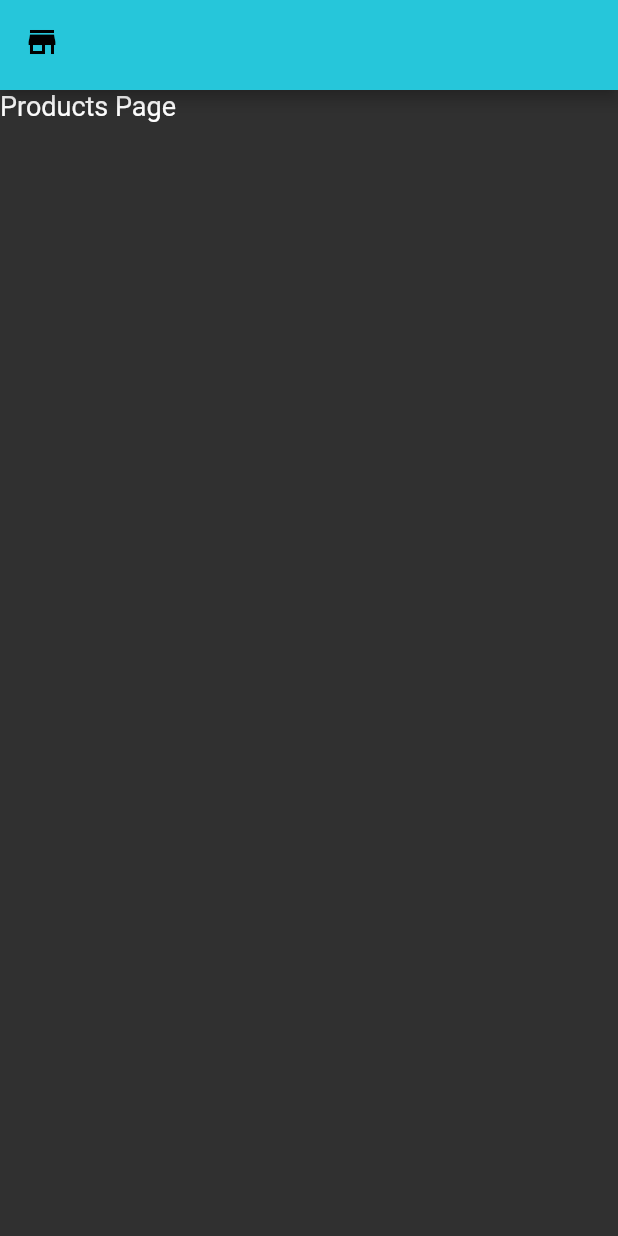
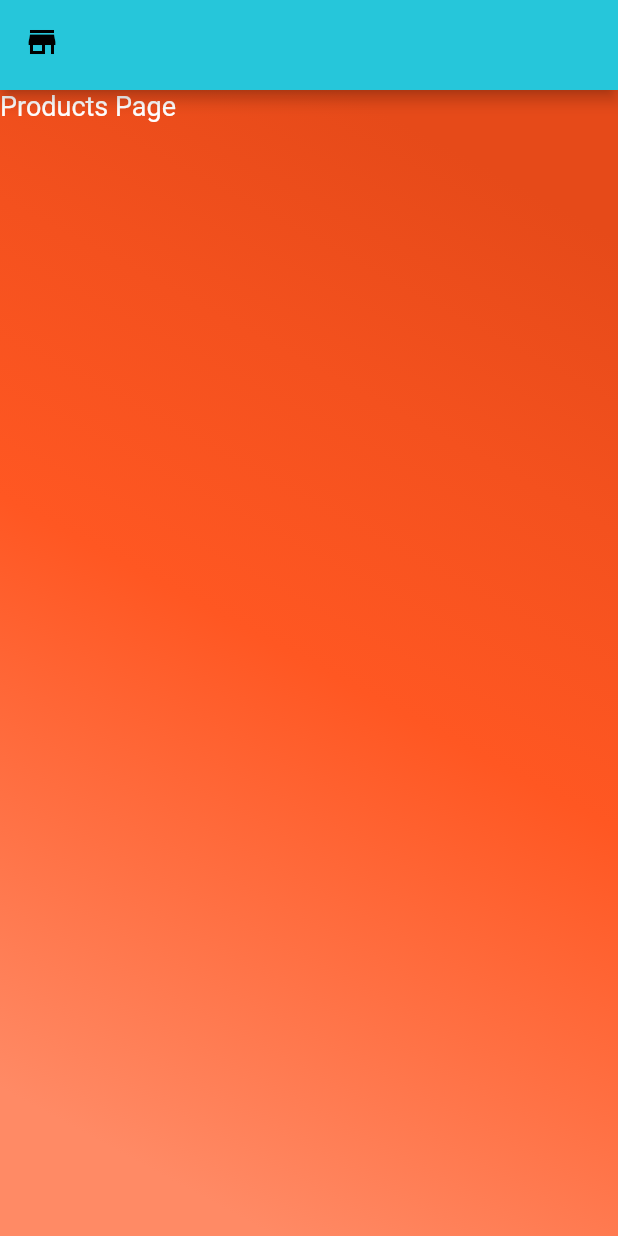
Before and after one commit to dwtcourses/flutter-ecommerce-1, a Flutter app: the ProductPage screen opened by its route, on a phone screen of 412 x 824 dp. Run offline on Flutter 3.47's test engine with Material 2 defaults, Android fonts, the phone set to English and light mode, and no system bars; our stand-ins replace flutter_redux, redux, redux_thunk, shared_preferences; accounts and stored records are empty.

Commit message:
Styling our App using Gradients

```diff
--- a/lib/pages/products_page.dart
+++ b/lib/pages/products_page.dart
@@ -1,28 +1,44 @@
-import 'dart:convert';
-
 import 'package:flutter/material.dart';
 import 'package:flutter_ecommerce/models/app_state.dart';
 import 'package:flutter_redux/flutter_redux.dart';
-import 'package:shared_preferences/shared_preferences.dart';
+
+final gradientBackground = BoxDecoration(
+    gradient: LinearGradient(
+        begin: Alignment.bottomLeft,
+        end: Alignment.topRight,
+        stops: [
+      0.1,
+      0.3,
+      0.5,
+      0.7,
+      0.9
+    ],
+        colors: [
+      Colors.deepOrange[300],
+      Colors.deepOrange[400],
+      Colors.deepOrange[500],
+      Colors.deepOrange[600],
+      Colors.deepOrange[700]
+    ]));
 
 class ProductPage extends StatefulWidget {
   // () after Function type means
   // it will be immideatly executes this function
   // when that widget loads
   final void Function() onInit;
-  ProductPage({ this.onInit });
+  ProductPage({this.onInit});
 
   @override
   _ProductPageState createState() => _ProductPageState();
 }
 
 class _ProductPageState extends State<ProductPage> {
-
   @override
   void initState() {
     super.initState();
     widget.onInit();
   }
+
   //with StoreConnector we can read from a store or dispatch an action
   final _appBar = PreferredSize(
     preferredSize: Size.fromHeight(60.0),
@@ -32,9 +48,7 @@ class _ProductPageState extends State<ProductPage> {
         return AppBar(
           centerTitle: true,
           title: SizedBox(
-            child: state.user != null
-              ? Text(state.user.username)
-              : Text(''),
+            child: state.user != null ? Text(state.user.username) : Text(''),
           ),
           leading: Icon(Icons.store),
           actions: <Widget>[
@@ -58,7 +72,16 @@ class _ProductPageState extends State<ProductPage> {
     return Scaffold(
       appBar: _appBar,
       body: Container(
-        child: Text('Products Page'),
+        decoration: gradientBackground,
+        child: Column(
+          children: <Widget>[
+            Row(
+              children: <Widget>[
+                Text('Products Page'),
+              ],
+            ),
+          ],
+        ),
       ),
     );
   }
```
Lines whose indentation alone changed are shown as unchanged.
